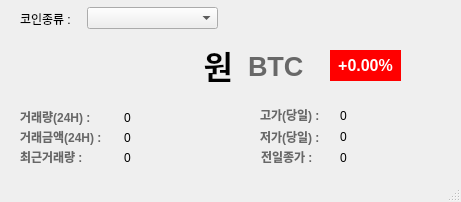
Old version of the form ui/coinPriceUi.ui in the repository gyojincompany/coinPriceProject00.
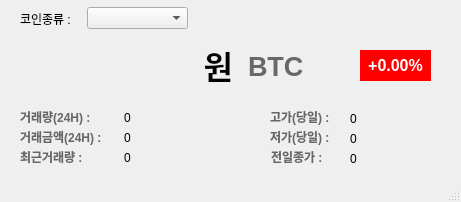
New version of the form.

Commit message: v1.0 완성

The edit to the form file:
```diff
--- a/ui/coinPriceUi.ui
+++ b/ui/coinPriceUi.ui
@@ -32,10 +32,15 @@
      <rect>
       <x>87</x>
       <y>7</y>
-      <width>131</width>
+      <width>101</width>
       <height>22</height>
      </rect>
     </property>
+    <property name="font">
+     <font>
+      <pointsize>10</pointsize>
+     </font>
+    </property>
    </widget>
    <widget class="QLabel" name="coin_price_label">
     <property name="geometry">
@@ -66,7 +71,7 @@
      <rect>
       <x>248</x>
       <y>51</y>
-      <width>91</width>
+      <width>101</width>
       <height>31</height>
      </rect>
     </property>
@@ -88,7 +93,7 @@
    <widget class="QLabel" name="coin_changelate_label">
     <property name="geometry">
      <rect>
-      <x>330</x>
+      <x>360</x>
       <y>50</y>
       <width>71</width>
       <height>31</height>
@@ -139,7 +144,7 @@
      <rect>
       <x>124</x>
       <y>110</y>
-      <width>121</width>
+      <width>131</width>
       <height>16</height>
      </rect>
     </property>
@@ -220,8 +225,8 @@
    <widget class="QLabel" name="label_11">
     <property name="geometry">
      <rect>
-      <x>260</x>
-      <y>107</y>
+      <x>270</x>
+      <y>109</y>
       <width>81</width>
       <height>16</height>
      </rect>
@@ -242,7 +247,7 @@
    <widget class="QLabel" name="label_12">
     <property name="geometry">
      <rect>
-      <x>260</x>
+      <x>270</x>
       <y>129</y>
       <width>81</width>
       <height>16</height>
@@ -264,7 +269,7 @@
    <widget class="QLabel" name="label_13">
     <property name="geometry">
      <rect>
-      <x>261</x>
+      <x>271</x>
       <y>149</y>
       <width>71</width>
       <height>16</height>
@@ -286,8 +291,8 @@
    <widget class="QLabel" name="high_price_label">
     <property name="geometry">
      <rect>
-      <x>340</x>
-      <y>106</y>
+      <x>350</x>
+      <y>109</y>
       <width>91</width>
       <height>20</height>
      </rect>
@@ -299,8 +304,8 @@
    <widget class="QLabel" name="prev_closing_price_label">
     <property name="geometry">
      <rect>
-      <x>340</x>
-      <y>148</y>
+      <x>350</x>
+      <y>149</y>
       <width>81</width>
       <height>20</height>
      </rect>
@@ -312,8 +317,8 @@
    <widget class="QLabel" name="low_price_label">
     <property name="geometry">
      <rect>
-      <x>340</x>
-      <y>127</y>
+      <x>350</x>
+      <y>129</y>
       <width>91</width>
       <height>20</height>
      </rect>
```
The commit also changes 2 other files.
